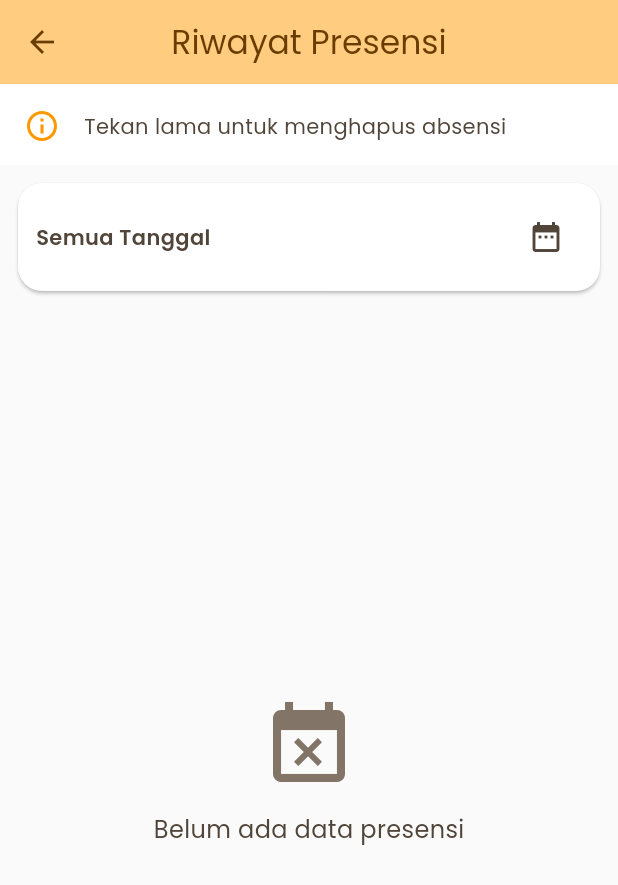
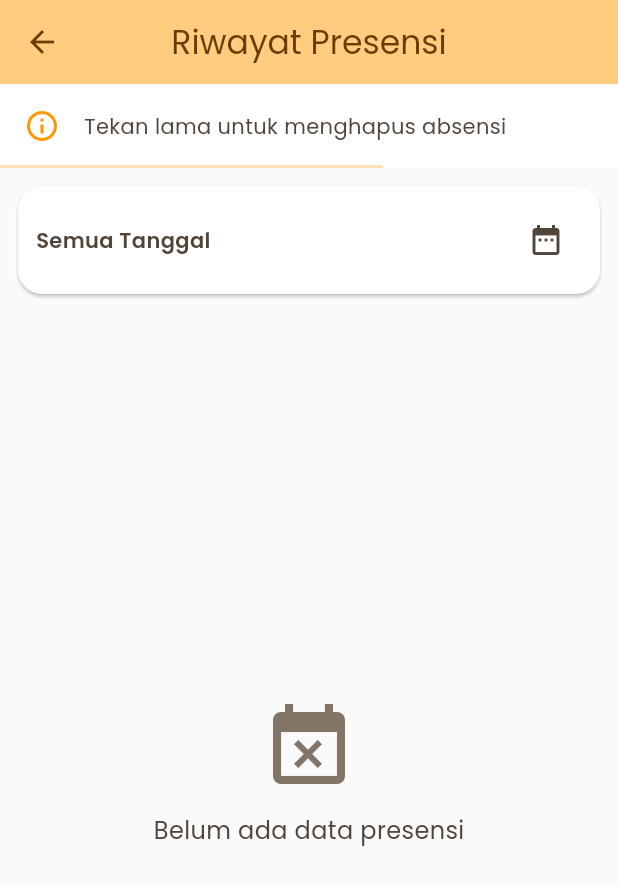
Before and after one commit to gerrybagaskoro/absensi_ppkdjp_b3, a Flutter app: the HistoryPresensi screen opened directly, on a phone screen of 412 x 824 dp. Shown: the top 885 px of the screen. Run offline on Flutter 3.47's test engine with Material 3 defaults, Android fonts, the phone set to English and light mode, and no system bars; our stand-ins replace animate_do, geocoding, geolocator, google_fonts, google_maps_flutter, image_picker and 7 more; accounts and stored records are empty; network calls fail.

```diff
--- a/lib/views/presensi/history_presensi.dart
+++ b/lib/views/presensi/history_presensi.dart
@@ -15,7 +15,8 @@ class HistoryPresensi extends StatefulWidget {
   State<HistoryPresensi> createState() => _HistoryPresensiState();
 }
 
-class _HistoryPresensiState extends State<HistoryPresensi> {
+class _HistoryPresensiState extends State<HistoryPresensi>
+    with TickerProviderStateMixin {
   List<Datum> _riwayat = [];
   DateTimeRange? _selectedRange;
   bool _isLoading = true;
@@ -24,6 +25,43 @@ class _HistoryPresensiState extends State<HistoryPresensi> {
   void initState() {
     super.initState();
     _loadHistory();
+    _startBannerTimer();
+  }
+
+  late AnimationController _timerController; // For the progress bar
+  late AnimationController _sizeController; // For the collapse animation
+  late Animation<double> _sizeAnimation;
+
+  void _startBannerTimer() {
+    _timerController = AnimationController(
+      vsync: this,
+      duration: const Duration(seconds: 5),
+    );
+
+    _sizeController = AnimationController(
+      vsync: this,
+      duration: const Duration(milliseconds: 500),
+      value: 1.0, // Start fully visible
+    );
+
+    _sizeAnimation = CurvedAnimation(
+      parent: _sizeController,
+      curve: Curves.easeInOut,
+    );
+
+    // Start timer: value goes 1.0 -> 0.0
+    _timerController.reverse(from: 1.0).then((_) {
+      if (mounted) {
+        _sizeController.reverse(); // Collapse after timer ends
+      }
+    });
+  }
+
+  @override
+  void dispose() {
+    _timerController.dispose();
+    _sizeController.dispose();
+    super.dispose();
   }
 
   Future<void> _loadHistory() async {
@@ -153,15 +191,45 @@ class _HistoryPresensiState extends State<HistoryPresensi> {
       ),
       body: Column(
         children: [
+          // Ephemeral Banner with Countdown
+          SizeTransition(
+            sizeFactor: _sizeAnimation,
+            axisAlignment: -1.0,
+            child: Container(
+              color: scheme.surfaceContainerLowest,
+              child: Column(
+                children: [
                   MaterialBanner(
-            backgroundColor: scheme.surfaceContainerLowest,
+                    backgroundColor: Colors.transparent,
+                    elevation: 0,
                     content: Text(
                       "Tekan lama untuk menghapus absensi",
-              style: TextStyle(fontSize: 14, color: scheme.onSurfaceVariant),
+                      style: TextStyle(
+                        fontSize: 14,
+                        color: scheme.onSurfaceVariant,
+                      ),
                     ),
                     leading: Icon(Icons.info_outline, color: scheme.primary),
                     actions: const [SizedBox.shrink()],
                     dividerColor: Colors.transparent,
+                  ),
+                  // Countdown Progress Bar
+                  AnimatedBuilder(
+                    animation: _timerController,
+                    builder: (context, child) {
+                      return LinearProgressIndicator(
+                        value: _timerController.value,
+                        backgroundColor: Colors.transparent,
+                        valueColor: AlwaysStoppedAnimation<Color>(
+                          scheme.primary.withOpacity(0.3),
+                        ),
+                        minHeight: 2,
+                      );
+                    },
+                  ),
+                ],
+              ),
+            ),
           ),
           // Filter bar
           Padding(
--- a/pubspec.yaml
+++ b/pubspec.yaml
@@ -47,6 +47,8 @@ dependencies:
   introduction_screen: ^4.0.0
   lottie: 3.3.1
   marquee: ^2.3.0
+  pdf: ^3.11.3
+  printing: ^5.14.2
   provider: ^6.1.5+1
   shared_preferences: ^2.5.3
   shimmer: ^3.0.0
```
Also changed, not shown: lib/services/history_pdf_export_service.dart (added, +171 -0 lines), lib/views/profile/profile_presensi.dart (+7 -0 lines), lib/views/profile/settings_presensi.dart (+22 -1 lines), pubspec.lock, 5 other files. Lines whose indentation alone changed are shown as unchanged.
